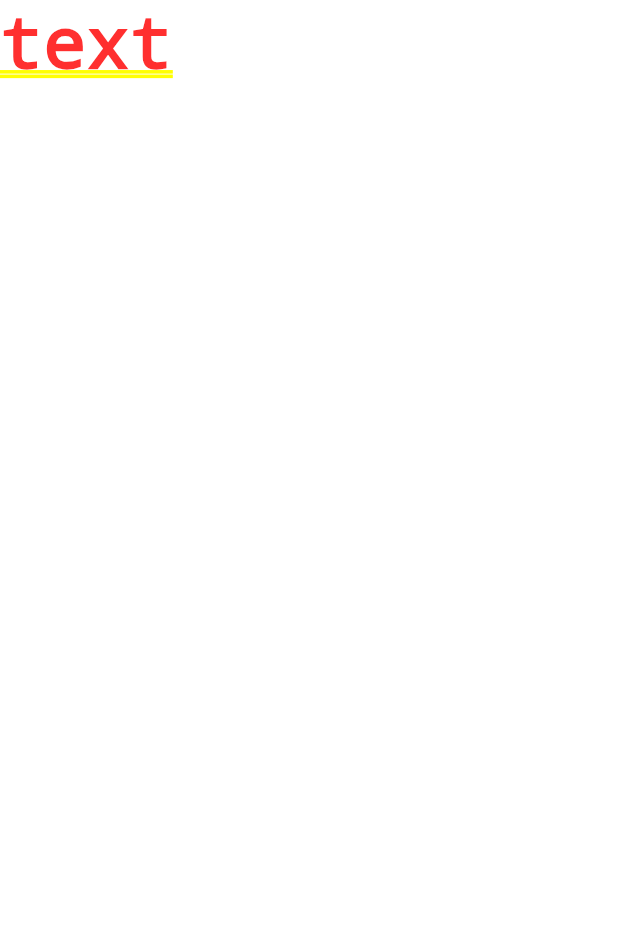
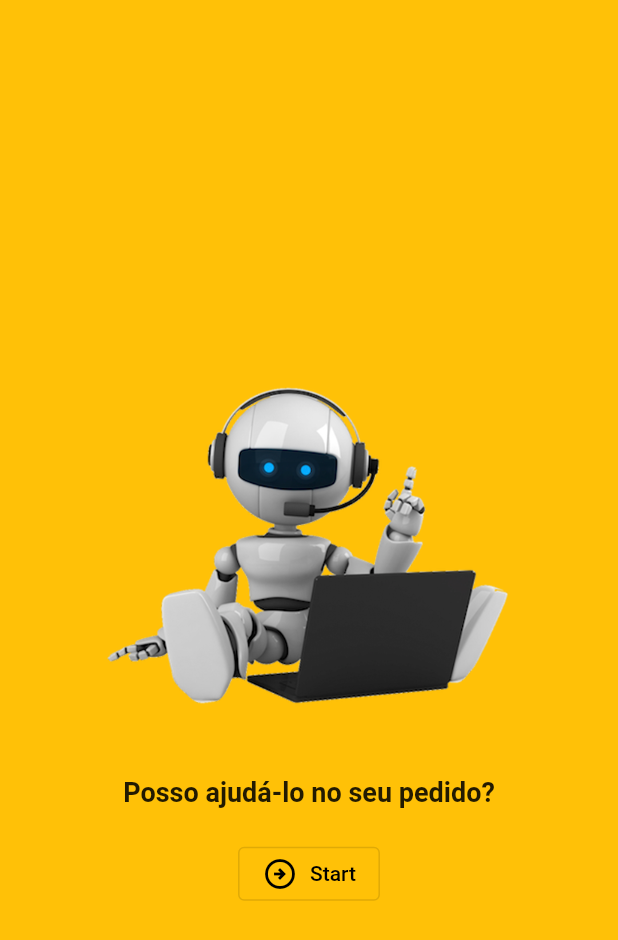
Before and after one commit to Fjdsilv/help_to_buy_flutter, a Flutter app: the screen it shows after launch, on a phone screen of 412 x 824 dp. Shown: the top 940 px of the screen. Run offline on Flutter 3.47's test engine with Material 2 defaults, Android fonts, the phone set to English and light mode, and no system bars.

Commit message:
start screen design without interation

```diff
--- a/lib/main.dart
+++ b/lib/main.dart
@@ -1,13 +1,6 @@
 import "package:flutter/material.dart";
+import "package:help_buy_robot_flutter/my_app.dart";
 
-class MyApp extends StatelessWidget {
-  const MyApp({super.key});
-
-  @override
-  Widget build(context) {
-    return const MaterialApp(home: Text("text"),);
-  }
-}
 
 void main() {
   runApp(const MyApp());
--- /dev/null
+++ b/lib/my_app.dart
@@ -0,0 +1,30 @@
+import "package:flutter/material.dart";
+
+import "package:help_buy_robot_flutter/start_screen.dart";
+
+class MyApp extends StatefulWidget {
+  const MyApp({super.key});
+
+  @override
+  State<MyApp> createState() {
+    return _MyAppState();
+  }
+}
+
+class _MyAppState extends State<MyApp> {
+  @override
+  Widget build(context) {
+    return MaterialApp(
+      home: Scaffold(
+        body: Container(
+          decoration: const BoxDecoration(
+            color: Colors.amber,
+          ),
+          child: const Center(
+            child: StartScreen(),
+          ),
+        ),
+      ),
+    );
+  }
+}
--- /dev/null
+++ b/lib/start_screen.dart
@@ -0,0 +1,36 @@
+import "package:flutter/material.dart";
+
+class StartScreen extends StatelessWidget {
+  const StartScreen({super.key});
+
+  @override
+  Widget build(context) {
+    return Column(
+      mainAxisSize: MainAxisSize.min,
+      children: [
+        Image.asset(
+          "assets/images/robot.png",
+          width: 300,
+        ),
+        const Text(
+          "Posso ajudá-lo no seu pedido?",
+          style: TextStyle(
+            fontSize: 18,
+            fontWeight: FontWeight.bold,
+          ),
+        ),
+        const SizedBox(
+          height: 20,
+        ),
+        OutlinedButton.icon(
+          onPressed: () {},
+          style: OutlinedButton.styleFrom(
+            foregroundColor: Colors.black,
+          ),
+          icon: const Icon(Icons.arrow_circle_right_outlined),
+          label: const Text("Start"),
+        )
+      ],
+    );
+  }
+}
--- a/pubspec.yaml
+++ b/pubspec.yaml
@@ -59,9 +59,8 @@ flutter:
   uses-material-design: true
 
   # To add assets to your application, add an assets section, like this:
-  # assets:
-  #   - images/a_dot_burr.jpeg
-  #   - images/a_dot_ham.jpeg
+  assets:
+    - assets/images/robot.png
 
   # An image asset can refer to one or more resolution-specific "variants", see
   # https://flutter.dev/assets-and-images/#resolution-aware
```
Also changed, not shown: assets/images/robot.png (added).
